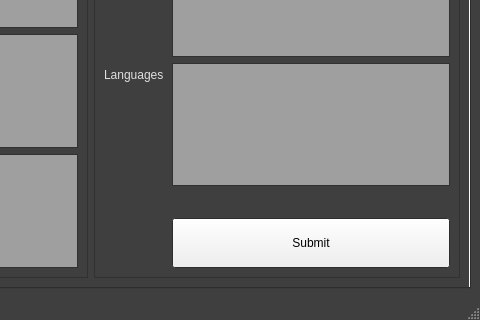
Qt form ui/create_delete_ui.ui (rexosorous/media-organizer) before a commit; both pictures show x 298 to 778 and y 379 to 699 of the 778 by 699 pixel window.
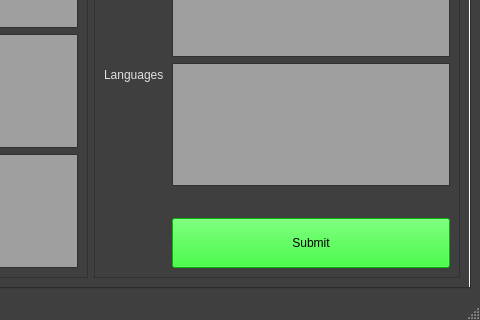
The same form after that commit.

What changed in the file:
```diff
--- a/ui/create_delete_ui.ui
+++ b/ui/create_delete_ui.ui
@@ -340,6 +340,9 @@
                <height>50</height>
               </size>
              </property>
+             <property name="styleSheet">
+              <string notr="true">background:rgb(0, 255, 0);</string>
+             </property>
              <property name="text">
               <string>Submit</string>
              </property>
```
Left out of the diff: 3 changed lines with no effect on the pictures.
